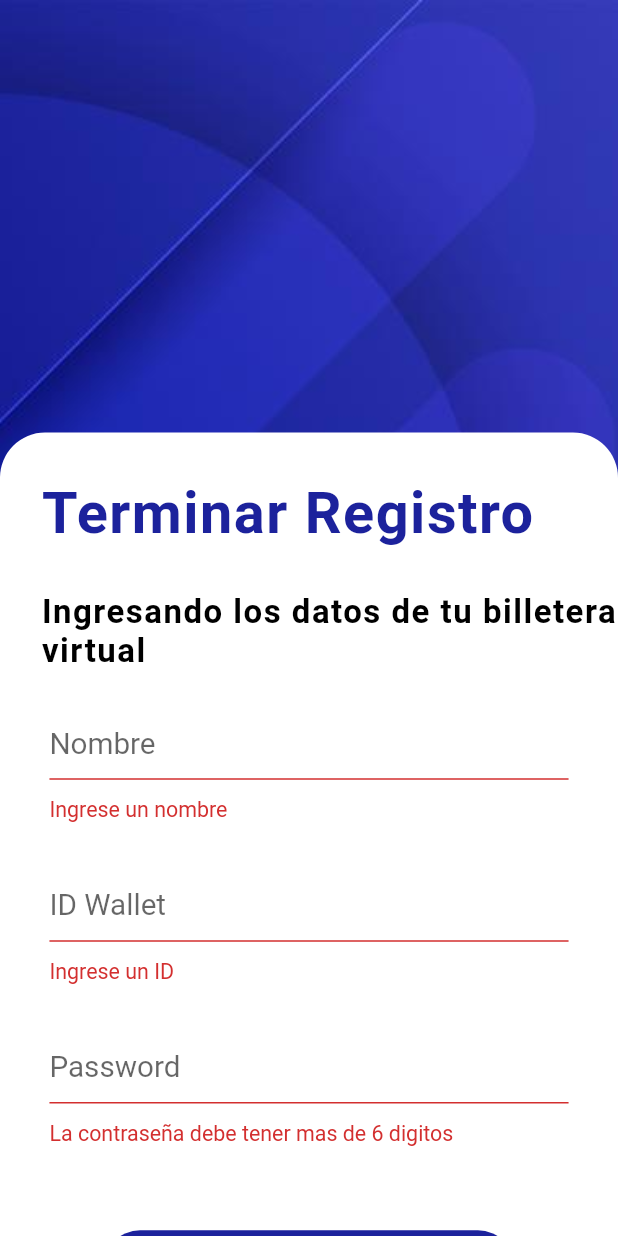
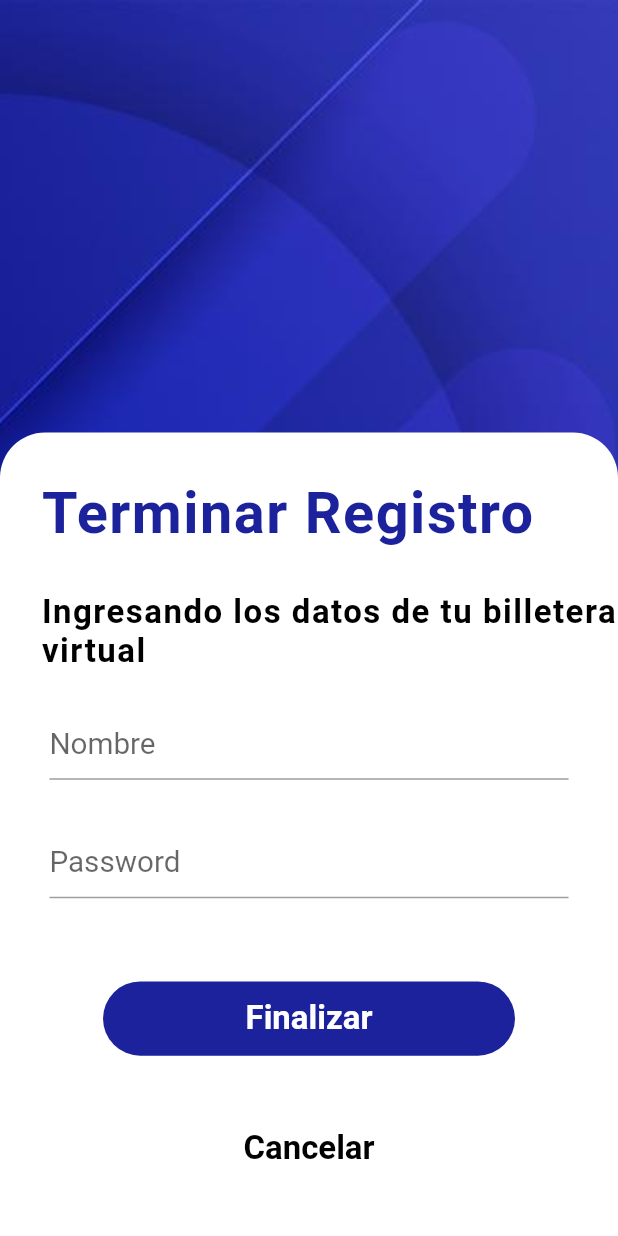
Before and after one commit to marcmacias96/crypto-wallet, a Flutter app: the WalletFormPage screen opened by its route, after a tap on "Finalizar", on a phone screen of 412 x 824 dp. Run offline on Flutter 3.47's test engine with Material 2 defaults, Android fonts, the phone set to English and light mode, and no system bars; our stand-ins replace animated_splash_screen, auto_route, bloc, cloud_firestore, dartz, firebase_auth and 9 more; missing offline and left inert: encrypt, flutter_facebook_auth; accounts and stored records are empty.

Commit message:
wallet created on blockchain.com

```diff
--- a/lib/aplication/wallet/wallet_form_bloc/wallet_form_bloc.dart
+++ b/lib/aplication/wallet/wallet_form_bloc/wallet_form_bloc.dart
@@ -1,5 +1,8 @@
 import 'package:bloc/bloc.dart';
+import 'package:crypto_wallet/domain/wallet/wallet_failure.dart';
+import 'package:crypto_wallet/domain/wallet_response/wallet_response.dart';
 import 'package:dartz/dartz.dart';
+import 'package:flutter/foundation.dart';
 import 'package:freezed_annotation/freezed_annotation.dart';
 import 'package:injectable/injectable.dart';
 
@@ -23,7 +26,9 @@ class WalletFormBloc extends Bloc<WalletFormEvent, WalletFormState> {
   Stream<WalletFormState> mapEventToState(WalletFormEvent event) async* {
     yield* event.map(initialized: (e) async* {
       yield state.copyWith(
-          isLoading: false, saveFailureOrSuccessOption: none());
+          isLoading: false,
+          saveFailureOrSuccessOption: none(),
+          isNew: e.isNew!);
     }, saved: (e) async* {
       Either<FirestoreFailure, Unit>? failureOrSuccess;
       final isNameValid = state.wallet.name!.isValid();
@@ -31,12 +36,8 @@ class WalletFormBloc extends Bloc<WalletFormEvent, WalletFormState> {
       final isPasswordValid = state.wallet.password.isValid();
 
       if (isNameValid && isWalletIdValid && isPasswordValid) {
-        yield state.copyWith(
-          isSaving: true,
-          saveFailureOrSuccessOption: none(),
-        );
-
-        failureOrSuccess = await _walletRepository.create(state.wallet);
+        failureOrSuccess =
+            await _walletRepository.saveOnFirestore(state.wallet);
         yield state.copyWith(
             isSaving: false,
             saveFailureOrSuccessOption: optionOf(failureOrSuccess));
@@ -57,6 +58,24 @@ class WalletFormBloc extends Bloc<WalletFormEvent, WalletFormState> {
       yield state.copyWith(
           wallet: state.wallet.copyWith(password: Password(e.password)),
           saveFailureOrSuccessOption: none());
+    }, createWallet: (e) async* {
+      Either<WalletFailure, WalletResponse>? failureOrSuccess;
+      yield state.copyWith(
+        isSaving: true,
+        saveFailureOrSuccessOption: none(),
+      );
+
+      failureOrSuccess = await _walletRepository.create(state.wallet);
+      final walletResponse =
+          failureOrSuccess.getOrElse(() => throw Exception());
+
+      yield state.copyWith(
+        wallet: state.wallet.copyWith(
+          address: walletResponse.address,
+          walletId: WalletId(walletResponse.guid),
+        ),
+      );
+      add(_Saved());
     });
   }
 }
--- a/lib/aplication/wallet/wallet_form_bloc/wallet_form_event.dart
+++ b/lib/aplication/wallet/wallet_form_bloc/wallet_form_event.dart
@@ -2,11 +2,12 @@ part of 'wallet_form_bloc.dart';
 
 @freezed
 class WalletFormEvent with _$WalletFormEvent {
-  const factory WalletFormEvent.initialized() = Initialized;
+  const factory WalletFormEvent.initialized({bool? isNew}) = Initialized;
   const factory WalletFormEvent.nameChanged(String name) = NameChanged;
   const factory WalletFormEvent.idWalletChanged(String walletId) =
       IdWalletChanged;
   const factory WalletFormEvent.passwordChanged(String password) =
       PasswordChanged;
-  const factory WalletFormEvent.saved() = Saved;
+  const factory WalletFormEvent.createWallet() = CreateWallet;
+  const factory WalletFormEvent.saved() = _Saved;
 }
--- a/lib/aplication/wallet/wallet_form_bloc/wallet_form_state.dart
+++ b/lib/aplication/wallet/wallet_form_bloc/wallet_form_state.dart
@@ -7,7 +7,8 @@ class WalletFormState with _$WalletFormState {
       required bool isEditing,
       required bool isLoading,
       required bool isSaving,
-      required bool  showErrorMessages,
+      required bool isNew,
+      required bool showErrorMessages,
       required Option<Either<FirestoreFailure, Unit>>
           saveFailureOrSuccessOption}) = _WalletFormState;
 
@@ -16,6 +17,7 @@ class WalletFormState with _$WalletFormState {
       isEditing: false,
       isLoading: true,
       isSaving: false,
+      isNew: true,
       showErrorMessages: false,
       saveFailureOrSuccessOption: none());
 }
--- a/lib/domain/wallet/i_wallet_repository.dart
+++ b/lib/domain/wallet/i_wallet_repository.dart
@@ -1,9 +1,12 @@
+import 'package:crypto_wallet/domain/wallet/wallet_failure.dart';
+import 'package:crypto_wallet/domain/wallet_response/wallet_response.dart';
 import 'package:dartz/dartz.dart';
 import '../core/firestore_failure.dart';
 import 'wallet.dart';
 
 abstract class IWalletRepository {
-  Future<Either<FirestoreFailure, Unit>> create(Wallet wallet);
+  Future<Either<FirestoreFailure, Unit>> saveOnFirestore(Wallet wallet);
+  Future<Either<WalletFailure, WalletResponse>> create(Wallet wallet);
   Future<Either<FirestoreFailure, Unit>> update(Wallet wallet);
   Future<Either<FirestoreFailure, Unit>> delete(Wallet wallet);
 }
--- a/lib/domain/wallet/wallet.dart
+++ b/lib/domain/wallet/wallet.dart
@@ -13,6 +13,7 @@ class Wallet with _$Wallet {
       {required UniqueId id,
       required WalletId walletId,
       Name? name,
+      required String address,
       required Password password,
       required String apiCode}) = _Wallet;
 
@@ -21,6 +22,7 @@ class Wallet with _$Wallet {
       walletId: WalletId(''),
       apiCode: '12345',
       name: Name(''),
+      address: '',
       password: Password(''));
 }
 
--- a/lib/domain/wallet/wallet_failure.dart
+++ b/lib/domain/wallet/wallet_failure.dart
@@ -8,4 +8,5 @@ abstract class WalletFailure with _$WalletFailure {
   const factory WalletFailure.insufficientPermission() =
       _InsufficientPermission;
   const factory WalletFailure.unableToUpdate() = _UnableToUpdate;
+  factory WalletFailure.timeLimitExceeded() = TimeLimitExceeded;
 }
--- /dev/null
+++ b/lib/domain/wallet_response/wallet_response.dart
@@ -0,0 +1,11 @@
+import 'package:freezed_annotation/freezed_annotation.dart';
+
+part 'wallet_response.freezed.dart';
+
+@freezed
+class WalletResponse with _$WalletResponse {
+  factory WalletResponse(
+      {required String guid,
+      required String address,
+      required String label}) = _WalletResponse;
+}
--- /dev/null
+++ b/lib/infrastructure/wallet/blockchain_api/blockchain_api.dart
@@ -0,0 +1,23 @@
+import 'dart:convert';
+import 'package:crypto_wallet/domain/wallet/wallet_failure.dart';
+import 'package:http/http.dart' as http;
+import '../../../domain/wallet/wallet.dart';
+
+class BlockchainApi {
+  static const _api = 'localhost:3000';
+
+  static Future<Map<String, dynamic>> createWallet(Wallet wallet) async {
+    final response = await http.post(Uri.http(_api, '/api/v2/create', {
+      'api_code': wallet.apiCode,
+      'password': wallet.password.getOrCrash(),
+      'label': wallet.name!.getOrCrash()
+    }));
+
+    if (response.statusCode == 200) {
+      var parsed = jsonDecode(response.body);
+      return parsed;
+    } else {
+      throw WalletFailure.unexpected();
+    }
+  }
+}
--- a/lib/infrastructure/wallet/wallet_repository.dart
+++ b/lib/infrastructure/wallet/wallet_repository.dart
@@ -1,4 +1,8 @@
 import 'package:cloud_firestore/cloud_firestore.dart';
+import 'package:crypto_wallet/domain/wallet/wallet_failure.dart';
+import 'package:crypto_wallet/domain/wallet_response/wallet_response.dart';
+import 'package:crypto_wallet/infrastructure/wallet/blockchain_api/blockchain_api.dart';
+import 'package:crypto_wallet/infrastructure/wallet_response/walletresponsedto.dart';
 import 'package:dartz/dartz.dart';
 import 'package:injectable/injectable.dart';
 
@@ -18,7 +22,7 @@ class WalletRepository implements IWalletRepository {
   WalletRepository(this._firestore);
 
   @override
-  Future<Either<FirestoreFailure, Unit>> create(Wallet wallet) async {
+  Future<Either<FirestoreFailure, Unit>> saveOnFirestore(Wallet wallet) async {
     try {
       final batch = _firestore.batch();
       final userDoc = await _firestore.userDocument();
@@ -33,6 +37,7 @@ class WalletRepository implements IWalletRepository {
       final userDto = UserDto.fromDomain(user.copyWith(name: wallet.name!));
       batch.set(userDoc, userDto.toJson());
       batch.commit();
+
       return right(unit);
     } on FirebaseException catch (e) {
       if (e.code == 'permission-denied') {
@@ -44,6 +49,8 @@ class WalletRepository implements IWalletRepository {
       } else {
         return left(const FirestoreFailure.unexpected());
       }
+    } on Exception catch (_) {
+      return left(const FirestoreFailure.unexpected());
     }
   }
 
@@ -86,4 +93,15 @@ class WalletRepository implements IWalletRepository {
       }
     }
   }
+
+  @override
+  Future<Either<WalletFailure, WalletResponse>> create(Wallet wallet) async {
+    try {
+      final response = await BlockchainApi.createWallet(wallet);
+      final walletRes = WalletResponseDto.fromJson(response).toDomain();
+      return right(walletRes);
+    } on WalletFailure catch (_) {
+      return left(const WalletFailure.unexpected());
+    }
+  }
 }
--- a/lib/presentation/pages/wallet/wallet_form/widgets/form_wallet_form.dart
+++ b/lib/presentation/pages/wallet/wallet_form/widgets/form_wallet_form.dart
@@ -68,10 +68,9 @@ class FormWalletForm extends StatelessWidget {
                               ),
                           (_) => null),
                 ),
-                SizedBox(
-                  height: 50.h,
-                ),
-                TextFormField(
+                Visibility(
+                  visible: false,
+                  child: TextFormField(
                     autocorrect: false,
                     onChanged: (value) => context
                         .read<WalletFormBloc>()
@@ -96,6 +95,7 @@ class FormWalletForm extends StatelessWidget {
                                   orElse: () => null,
                                 ),
                             (_) => null),
+                  ),
                 ),
                 SizedBox(
                   height: 50.h,
@@ -135,7 +135,7 @@ class FormWalletForm extends StatelessWidget {
                   buttoncolor: Theme.of(context).primaryColor,
                   onTap: () => context
                       .read<WalletFormBloc>()
-                      .add(WalletFormEvent.saved()),
+                      .add(WalletFormEvent.createWallet()),
                 ),
                 CustomButton(
                   text: 'Cancelar',
--- a/pubspec.yaml
+++ b/pubspec.yaml
@@ -26,6 +26,7 @@ dependencies:
   flutter_facebook_auth: ^3.5.0
   uuid: ^3.0.4
   encrypt: ^5.0.0
+  http: ^0.13.3
 
   cupertino_icons: ^1.0.2
 
```
Also changed, not shown: lib/infrastructure/wallet/wallet_dto.dart (+11 -6 lines), lib/infrastructure/wallet_response/walletresponsedto.dart (added, +32 -0 lines), lib/aplication/wallet/wallet_form_bloc/wallet_form_bloc.freezed.dart, lib/domain/wallet/wallet.freezed.dart, lib/domain/wallet/wallet_failure.freezed.dart, lib/domain/wallet_response/wallet_response.freezed.dart (added), lib/infrastructure/wallet/wallet_dto.freezed.dart, lib/infrastructure/wallet/wallet_dto.g.dart, lib/infrastructure/wallet_response/walletresponsedto.freezed.dart (added), lib/infrastructure/wallet_response/walletresponsedto.g.dart (added), pubspec.lock. Lines whose indentation alone changed are shown as unchanged.
